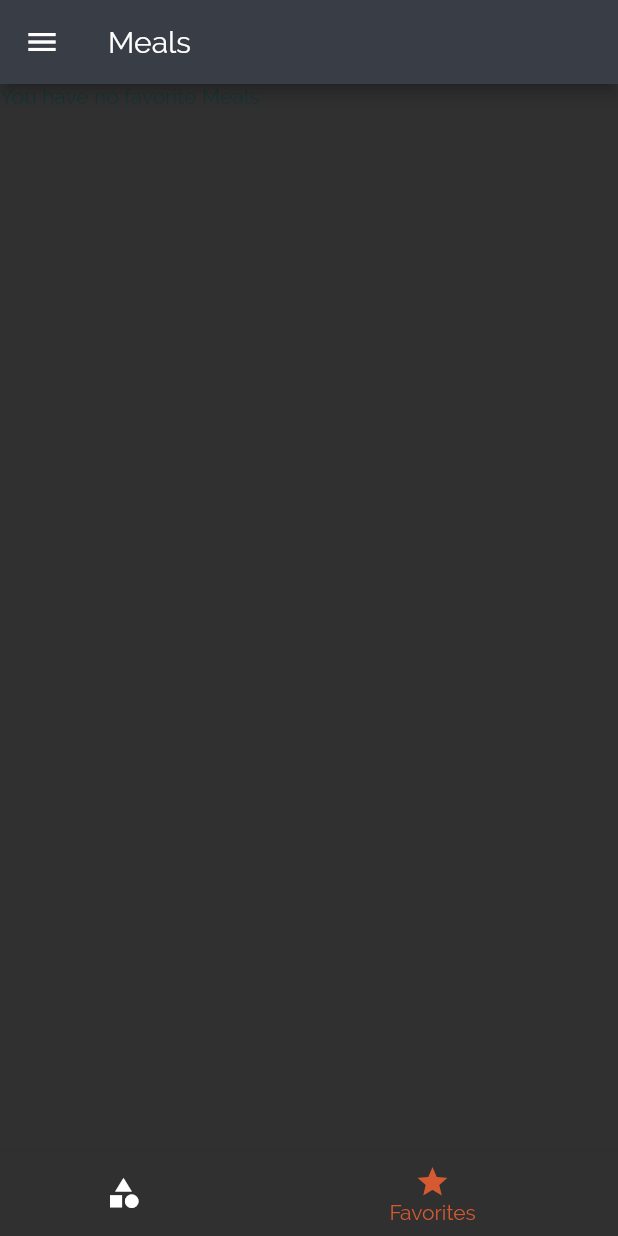
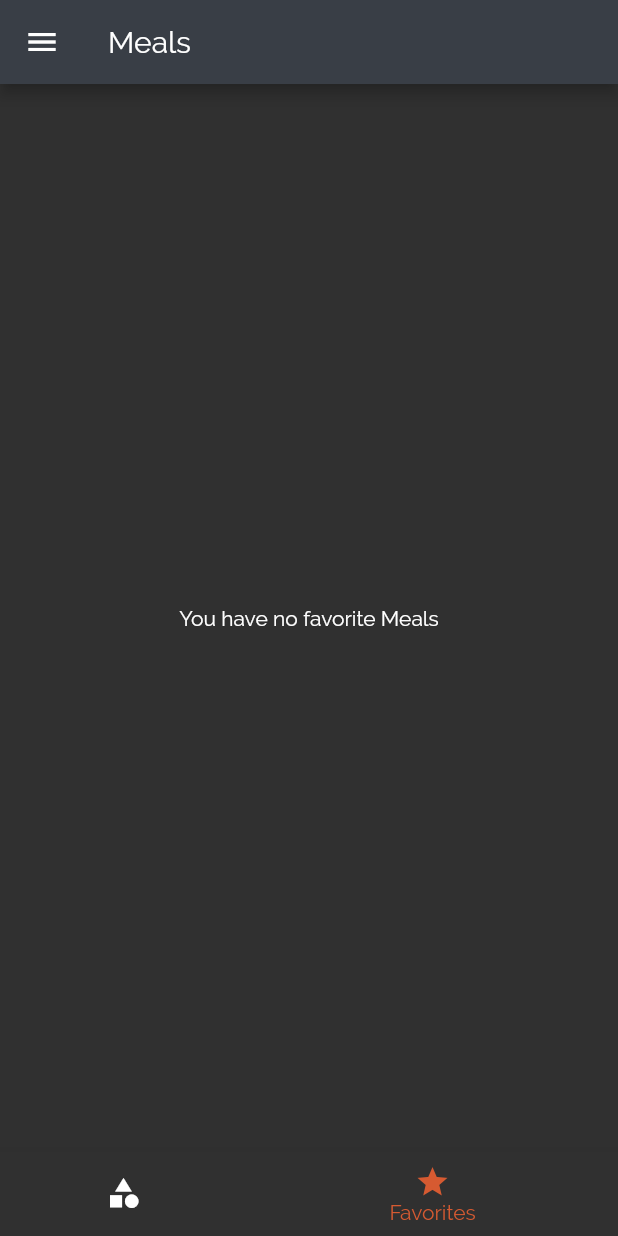
Before and after one commit to BaraaDarwish/MealsApp, a Flutter app: the screen it shows after launch, item 2 of the bottom bar chosen, on a phone screen of 412 x 824 dp. Run offline on Flutter 3.47's test engine with Material 2 defaults, Android fonts, the phone set to English and light mode, and no system bars.

Commit message:
gif added

```diff
--- a/lib/screens/favorites_screen.dart
+++ b/lib/screens/favorites_screen.dart
@@ -21,6 +21,6 @@ class FavoritesScreen extends StatelessWidget {
       },
       itemCount: favorites.length,
     )
-        : Text("You have no favorite Meals");
+        : Center(child:Text("You have no favorite Meals" , style: TextStyle(color: Colors.white),));
   }
 }
--- a/lib/widgets/meal_item.dart
+++ b/lib/widgets/meal_item.dart
@@ -20,7 +20,7 @@ class MealItem extends StatelessWidget {
     @required this.duration,
     @required this.complexity,
     @required this.affordabilit,
-    @required this.removeItem,
+   this.removeItem,
   });
   String get complexityText {
     switch (complexity) {
```
Also changed, not shown: lib/widgets/category_item.dart (+5 -5 lines), 1 other file.
